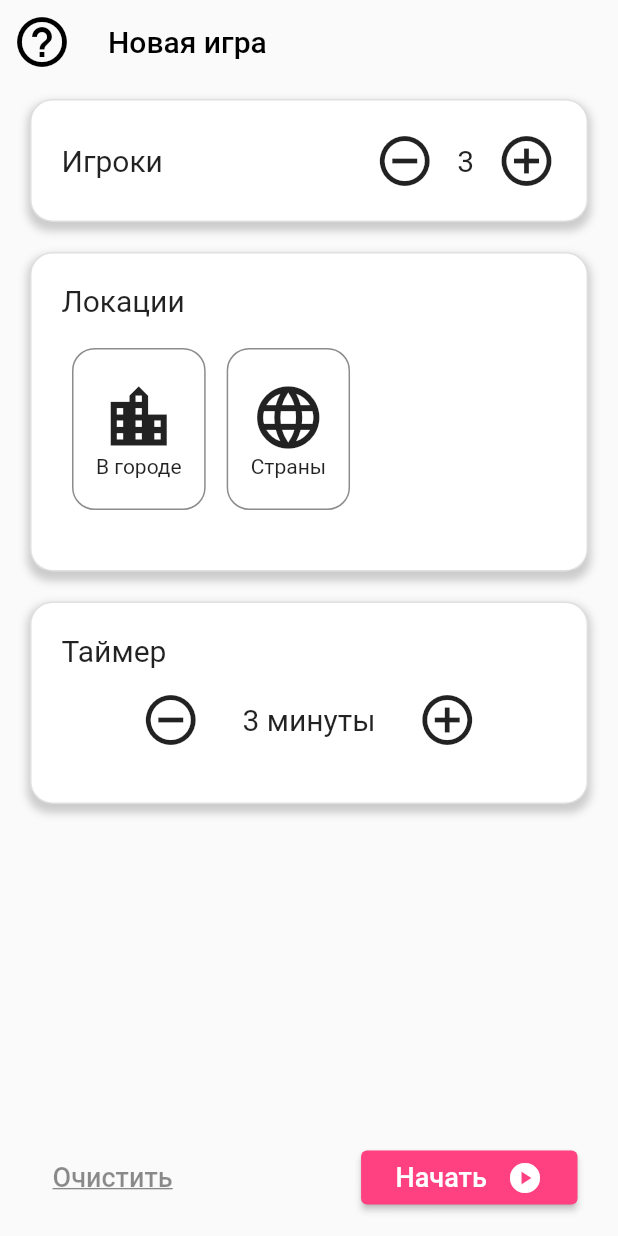
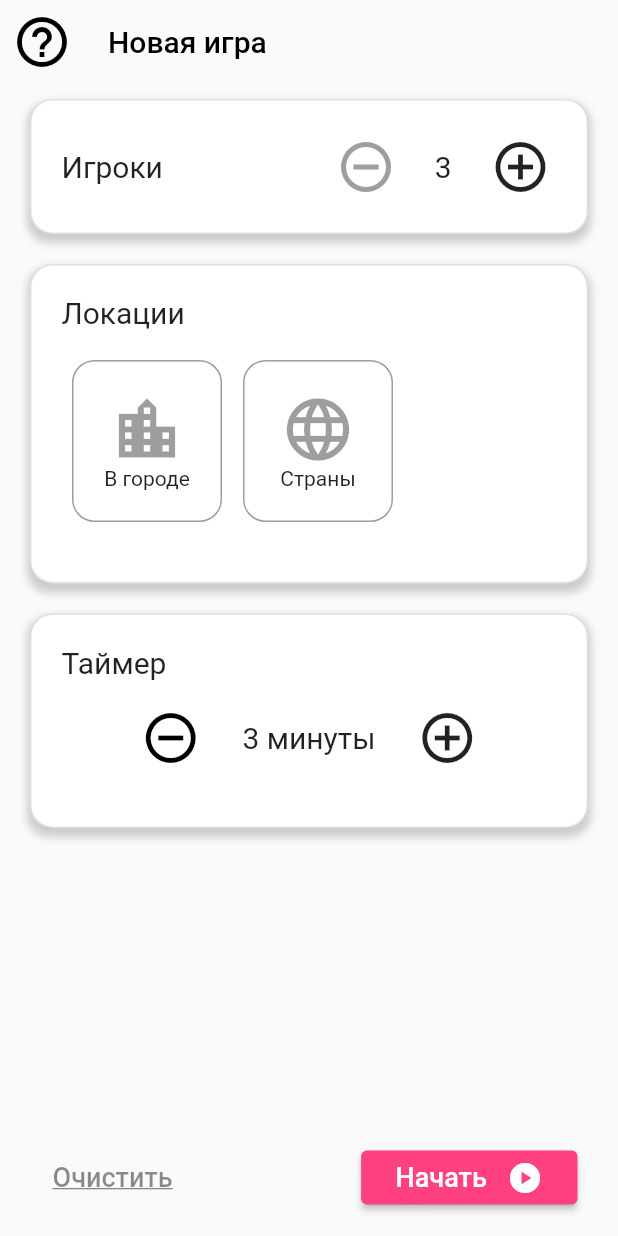
Before and after one commit to YarikineZ/THE_SPY, a Flutter app: the screen it shows after launch, on a phone screen of 412 x 824 dp. Run offline on Flutter 3.47's test engine with Material 2 defaults, Android fonts, the phone set to English and light mode, and no system bars; our stand-ins replace circular_countdown_timer.

Commit message:
Adds new v2 design main page

```diff
--- a/lib/pages/start_page.dart
+++ b/lib/pages/start_page.dart
@@ -11,12 +11,15 @@ class StartPage extends StatefulWidget {
 }
 
 class _StartPageState extends State<StartPage> {
+  Widget playersIsland = PlayersIsland();
+  Widget locationIsland = LocationsIsland();
+  Widget timerIsland = TimerIsland();
+
   @override
   void initState() {
     // TODO: implement initState
     super.initState();
     List<TextEditingController> _controllers;
-    int players = 3;
   }
 
   Widget build(BuildContext context) {
@@ -36,22 +39,22 @@ class _StartPageState extends State<StartPage> {
               size: mainScreenIconsSize,
             )),
       ),
-            body: Column(
+      body: ListView(
+        physics: ClampingScrollPhysics(),
         children: [
-                PlayersIsland(),
-                LocationsIsland(),
-                TimerIsland(),
-                Expanded(
-                  child: Container(color: Colors.transparent),
+          playersIsland,
+          locationIsland,
+          timerIsland,
+          //TimerIsland_v2(),
+        ],
       ),
-                BottomSheet(),
-              ],
-            )));
+      bottomSheet: BottomSheet(5),
+    ));
   }
 }
 
 class BottomSheet extends StatelessWidget {
-  const BottomSheet({Key? key}) : super(key: key);
+  const BottomSheet(int players, {Key? key}) : super(key: key);
 
   @override
   Widget build(BuildContext context) {
@@ -93,13 +96,29 @@ class BottomSheet extends StatelessWidget {
 }
 
 class PlayersIsland extends StatefulWidget {
-  const PlayersIsland({Key? key}) : super(key: key);
+  const PlayersIsland({
+    Key? key,
+  }) : super(key: key);
 
   @override
   State<PlayersIsland> createState() => _PlayersIslandState();
 }
 
 class _PlayersIslandState extends State<PlayersIsland> {
+  int players = 3;
+
+  void _inc() {
+    setState(() {
+      players += 1;
+    });
+  }
+
+  void _dec() {
+    setState(() {
+      players > 3 ? players -= 1 : players;
+    });
+  }
+
   @override
   Widget build(BuildContext context) {
     return Container(
@@ -108,6 +127,7 @@ class _PlayersIslandState extends State<PlayersIsland> {
         decoration: cardDecoration(),
         child: Row(
           mainAxisAlignment: MainAxisAlignment.spaceBetween,
+          crossAxisAlignment: CrossAxisAlignment.center,
           children: [
             Text(
               "Игроки",
@@ -116,17 +136,27 @@ class _PlayersIslandState extends State<PlayersIsland> {
             Container(
                 child: Row(
               children: [
-                Icon(
-                  Icons.do_not_disturb_on_outlined,
+                IconButton(
+                  padding: const EdgeInsets.all(0.0),
+                  icon: Icon(Icons.do_not_disturb_on_outlined,
                       size: mainScreenIconsSize,
+                      color: players > 3 ? Colors.black : Colors.grey),
+                  onPressed: () => _dec(),
                 ),
-                SizedBox(width: 15),
-                Text("3", style: TextStyle(fontSize: 20)),
-                SizedBox(width: 15),
-                Icon(
-                  Icons.add_circle_outline,
-                  size: mainScreenIconsSize,
-                ),
+                Container(
+                    padding: const EdgeInsets.symmetric(horizontal: 15),
+                    width: 55,
+                    child: Text(
+                      this.players.toString(),
+                      style: TextStyle(fontSize: 20),
+                      textAlign: TextAlign.center,
+                    )),
+                IconButton(
+                  padding: const EdgeInsets.all(0.0),
+                  icon:
+                      Icon(Icons.add_circle_outline, size: mainScreenIconsSize),
+                  onPressed: () => _inc(),
+                )
               ],
             ))
           ],
@@ -142,6 +172,9 @@ class LocationsIsland extends StatefulWidget {
 }
 
 class _LocationsIslandState extends State<LocationsIsland> {
+  List<int> _selectedItems = [];
+  List<bool> _isActive = [false, false];
+
   @override
   Widget build(BuildContext context) {
     return Container(
@@ -158,22 +191,30 @@ class _LocationsIslandState extends State<LocationsIsland> {
             Row(
               //scrollDirection: Axis.horizontal,
               children: [
-                _location(Icons.location_city, "В городе"),
-                _location(Icons.language_sharp, "Страны"),
+                _location(Icons.location_city, "В городе", 0),
+                _location(Icons.language_sharp, "Страны", 1),
               ],
             )
           ],
         ));
   }
 
-  _location(IconData icon, String title) {
-    return Container(
+  _location(IconData icon, String title, int index) {
+    return GestureDetector(
+      onTap: () {
+        setState(() {
+          this._isActive[index] = !this._isActive[index];
+        });
+      },
+      child: Container(
         margin: EdgeInsets.symmetric(vertical: 20, horizontal: 7),
         padding: EdgeInsets.symmetric(vertical: 20, horizontal: 15),
+        width: 100,
         decoration: BoxDecoration(
           //border: Border.all(color: Color(0xE8E8E8)),
-        border:
-            Border.all(color: Colors.black45), // Wi // Will work, width: 1),
+          border: this._isActive[index]
+              ? Border.all(color: enabledColor)
+              : Border.all(color: disabledColor), // Wi // Will work, width: 1),
           borderRadius: BorderRadius.circular(15),
         ),
         child: Column(
@@ -181,9 +222,11 @@ class _LocationsIslandState extends State<LocationsIsland> {
             Icon(
               icon,
               size: 50,
+              color: this._isActive[index] ? enabledColor : disabledColor,
             ),
             Text(title)
           ],
+        ),
       ),
     );
   }
@@ -197,6 +240,22 @@ class TimerIsland extends StatefulWidget {
 }
 
 class _TimerIslandState extends State<TimerIsland> {
+  int minutes = 3;
+  int maxMinutes = 7;
+  int minMinutes = 1;
+
+  void _inc() {
+    setState(() {
+      minutes < maxMinutes ? minutes += 1 : minutes;
+    });
+  }
+
+  void _dec() {
+    setState(() {
+      minutes > minMinutes ? minutes -= 1 : minutes;
+    });
+  }
+
   @override
   Widget build(BuildContext context) {
     return Container(
@@ -219,15 +278,21 @@ class _TimerIslandState extends State<TimerIsland> {
               child: Row(
                 mainAxisAlignment: MainAxisAlignment.spaceEvenly,
                 children: [
-                  Icon(
-                    Icons.do_not_disturb_on_outlined,
+                  IconButton(
+                    padding: const EdgeInsets.all(0.0),
+                    icon: Icon(Icons.do_not_disturb_on_outlined,
                         size: mainScreenIconsSize,
+                        color:
+                            minutes > minMinutes ? Colors.black : Colors.grey),
+                    onPressed: () => _dec(),
                   ),
-                  Text("3 минуты", style: TextStyle(fontSize: 20)),
-                  Icon(
-                    Icons.add_circle_outline,
-                    size: mainScreenIconsSize,
-                  ),
+                  Text("${minutes} минуты", style: TextStyle(fontSize: 20)),
+                  IconButton(
+                    padding: const EdgeInsets.all(0.0),
+                    icon: Icon(Icons.add_circle_outline,
+                        size: mainScreenIconsSize),
+                    onPressed: () => _inc(),
+                  )
                 ],
               ),
             )
@@ -235,3 +300,48 @@ class _TimerIslandState extends State<TimerIsland> {
         ));
   }
 }
+
+class TimerIsland_v2 extends StatefulWidget {
+  const TimerIsland_v2({Key? key}) : super(key: key);
+
+  @override
+  State<TimerIsland_v2> createState() => _TimerIsland_v2State();
+}
+
+class _TimerIsland_v2State extends State<TimerIsland_v2> {
+  @override
+  Widget build(BuildContext context) {
+    return Container(
+        margin: cardMargin(),
+        padding: cardPaddding(),
+        decoration: cardDecoration(),
+        child: Column(
+          children: [
+            Row(
+              mainAxisAlignment: MainAxisAlignment.spaceBetween,
+              children: [
+                Text(
+                  "Таймер",
+                  style: TextStyle(fontSize: 20),
+                ),
+              ],
+            ),
+            Container(
+              height: 100.0,
+              margin: const EdgeInsets.symmetric(vertical: 15, horizontal: 25),
+              child: ListView(scrollDirection: Axis.horizontal,
+                  //mainAxisAlignment: MainAxisAlignment.spaceEvenly,
+                  children: [timerButton(1), timerButton(3), timerButton(5)]),
+            )
+          ],
+        ));
+  }
+
+  timerButton(int value) {
+    return Container(
+        margin: cardMargin(),
+        padding: cardPaddding(),
+        decoration: cardDecoration(),
+        child: Center(child: Text(value.toString())));
+  }
+}
--- a/lib/widgets/common_widgets.dart
+++ b/lib/widgets/common_widgets.dart
@@ -20,3 +20,10 @@ Decoration cardDecoration() {
         ),
       ]);
 }
+
+EdgeInsetsGeometry cardPaddding() => EdgeInsets.all(20);
+EdgeInsetsGeometry cardMargin() =>
+    EdgeInsets.symmetric(vertical: 10, horizontal: 20);
+
+var enabledColor = Colors.black;
+var disabledColor = Colors.black38;
```
Lines whose indentation alone changed are shown as unchanged.
